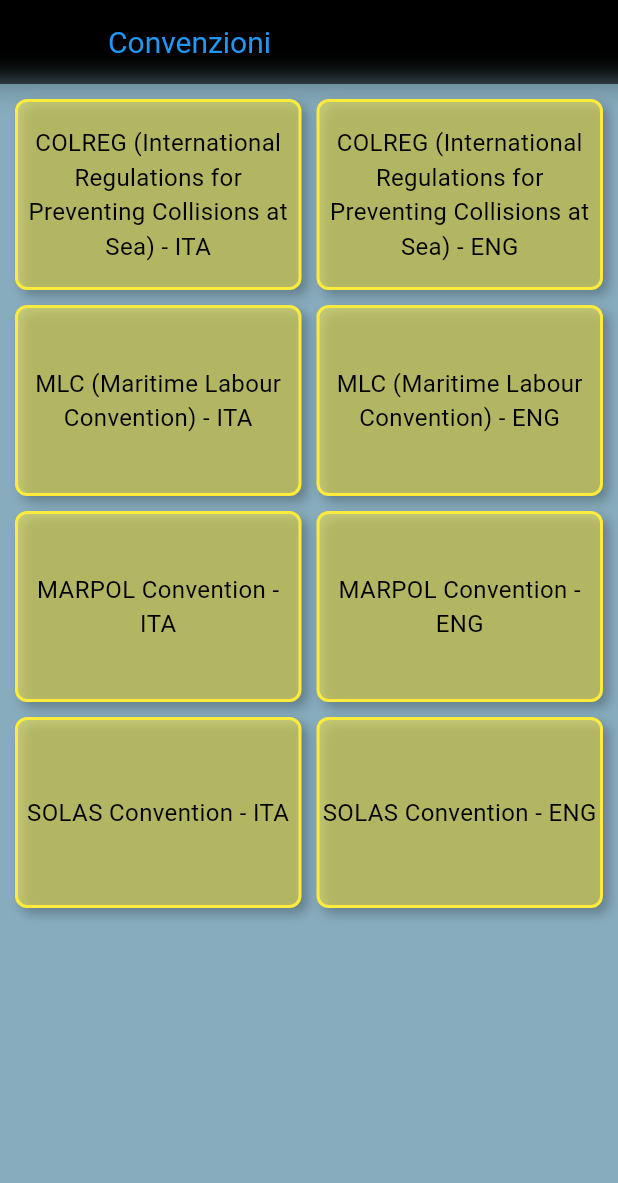
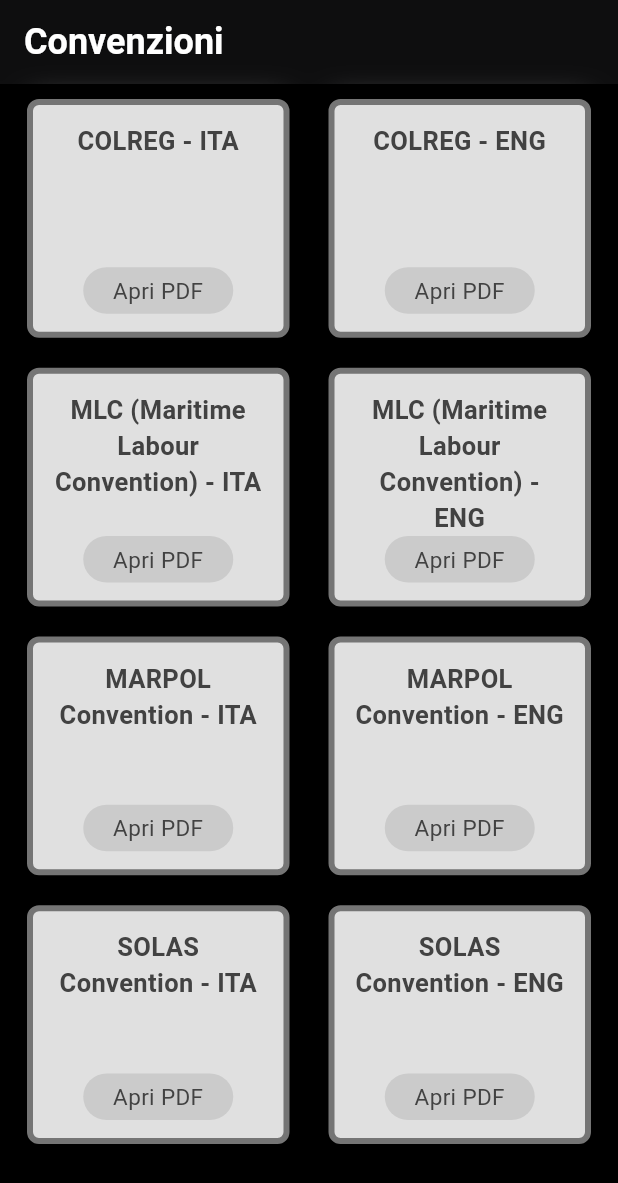
Before and after one commit to Aldosimone99/iSail, a Flutter app: the DocumentsScreen screen opened by its route, on a phone screen of 412 x 824 dp. Shown: the top 1183 px of the screen. Run offline on Flutter 3.47's test engine with Material 3 defaults, Android fonts, the phone set to English and light mode, and no system bars; our stand-ins replace shared_preferences; missing offline and left inert: flutter_pdfview; accounts and stored records are empty; Roboto replaces fonts that are missing (SF Pro).

Commit message:
layout updated for documents

```diff
--- a/lib/main.dart
+++ b/lib/main.dart
@@ -34,7 +34,7 @@ class MyApp extends StatelessWidget {
           return CircularProgressIndicator();
         } else {
           return MaterialApp(
-            title: 'iSail',
+            title: 'SailSafe',
             theme: ThemeData(
               brightness: Brightness.dark,
               scaffoldBackgroundColor: Color(0xFF000000), // Change background color to OLED black
--- a/lib/screens/add_course_screen.dart
+++ b/lib/screens/add_course_screen.dart
@@ -102,7 +102,7 @@ class _AddCourseScreenState extends State<AddCourseScreen> {
     return Scaffold(
       backgroundColor: Colors.black, // Sfondo nero OLED
       appBar: AppBar(
-        automaticallyImplyLeading: false,
+        automaticallyImplyLeading: false, // Remove the back arrow
         backgroundColor: Colors.transparent, // Set AppBar background color to transparent
         elevation: 0,
         flexibleSpace: ClipRect(
--- a/lib/screens/documents_screen.dart
+++ b/lib/screens/documents_screen.dart
@@ -8,8 +8,8 @@ class DocumentsScreen extends StatelessWidget {
   Future<List<Map<String, String>>> _loadPdfFiles() async {
     // List the PDF files you have added to your project with custom names
     return [
-      {'path': 'assets/documents/document1.pdf', 'name': 'COLREG (International Regulations for Preventing Collisions at Sea) - ITA'},
-      {'path': 'assets/documents/document2.pdf', 'name': 'COLREG (International Regulations for Preventing Collisions at Sea) - ENG'},
+      {'path': 'assets/documents/document1.pdf', 'name': 'COLREG - ITA'},
+      {'path': 'assets/documents/document2.pdf', 'name': 'COLREG - ENG'},
       {'path': 'assets/documents/document3.pdf', 'name': 'MLC (Maritime Labour Convention) - ITA'},
       {'path': 'assets/documents/document4.pdf', 'name': 'MLC (Maritime Labour Convention) - ENG'},
       {'path': 'assets/documents/document5.pdf', 'name': 'MARPOL Convention - ITA'},
@@ -23,25 +23,26 @@ class DocumentsScreen extends StatelessWidget {
   Widget build(BuildContext context) {
     return Scaffold(
       appBar: AppBar(
-        title: Text('Convenzioni'),
-        backgroundColor: const Color.fromARGB(0, 255, 255, 255), // Make the AppBar transparent
-        elevation: 0, // Remove the AppBar shadow
-      ),
-      body: Stack(
-        children: [
-          // Light blue blur background
-          Container(
-            decoration: BoxDecoration(
-              color: Color(0xFFB3E5FC).withAlpha(128), // Light blue color with alpha
-            ),
+        automaticallyImplyLeading: false, // Remove the back arrow
+        backgroundColor: Colors.transparent, // Set AppBar background color to transparent
+        elevation: 0, // Remove AppBar shadow
+        flexibleSpace: ClipRect(
           child: BackdropFilter(
-              filter: ImageFilter.blur(sigmaX: 10, sigmaY: 10),
+            filter: ImageFilter.blur(sigmaX: 10.0, sigmaY: 10.0), // Apply blur effect
             child: Container(
-                color: Color(0xFFB3E5FC).withAlpha(128), // Light blue color with alpha
+              color: Color(0xFF1C1C1E).withOpacity(0.5), // Set semi-transparent background color
             ),
           ),
         ),
-          FutureBuilder<List<Map<String, String>>>(
+        title: Align(
+          alignment: Alignment.centerLeft, // Align the title text to the left
+          child: Text(
+            'Convenzioni',
+            style: TextStyle(fontSize: 24, color: Colors.white, fontWeight: FontWeight.bold), // Increase the font size, set color to white, and make bold
+          ),
+        ),
+      ),
+      body: FutureBuilder<List<Map<String, String>>>(
         future: _loadPdfFiles(),
         builder: (context, snapshot) {
           if (snapshot.connectionState == ConnectionState.waiting) {
@@ -55,9 +56,9 @@ class DocumentsScreen extends StatelessWidget {
             return GridView.builder(
               gridDelegate: SliverGridDelegateWithFixedCrossAxisCount(
                 crossAxisCount: 2, // Two boxes per row
-                    childAspectRatio: 3 / 2, // Adjust the aspect ratio as needed
-                    crossAxisSpacing: 10,
-                    mainAxisSpacing: 10,
+                crossAxisSpacing: 10.0, // Increase horizontal spacing between cards
+                mainAxisSpacing: 20.0, // Increase vertical spacing between cards
+                childAspectRatio: 1.2, // Adjust the aspect ratio to match course boxes
               ),
               padding: EdgeInsets.all(10),
               itemCount: pdfFiles.length,
@@ -78,10 +79,11 @@ class DocumentsScreen extends StatelessWidget {
                     );
                   },
                   child: Container(
+                    margin: const EdgeInsets.symmetric(horizontal: 8.0), // Add some horizontal margins
                     decoration: BoxDecoration(
-                          color: const Color.fromARGB(129, 255, 235, 59), // Yellow background color
+                      color: Colors.grey[300], // Light gray background color
                       borderRadius: BorderRadius.circular(8),
-                          border: Border.all(color: Colors.yellow, width: 2), // Yellow border
+                      border: Border.all(color: Colors.grey[600]!, width: 4), // Increase border thickness
                       boxShadow: [
                         BoxShadow(
                           color: Colors.black26, // Darker shadow color
@@ -90,11 +92,41 @@ class DocumentsScreen extends StatelessWidget {
                         ),
                       ],
                     ),
-                        child: Center(
+                    child: Padding(
+                      padding: const EdgeInsets.all(12.0), // Slightly increase padding
+                      child: Column(
+                        mainAxisAlignment: MainAxisAlignment.center, // Center the text vertically
+                        children: [
+                          Text(
+                            pdfName,
+                            style: TextStyle(
+                              fontSize: 17,
+                              fontWeight: FontWeight.bold,
+                              color: Colors.grey[800], // Set text color to dark gray
+                            ),
+                            textAlign: TextAlign.center, // Center the text horizontally
+                            overflow: TextOverflow.visible, // Ensure the text is fully readable
+                          ),
+                          Spacer(), // Push the text to the bottom
+                          Center(
+                            child: Container(
+                              padding: EdgeInsets.symmetric(horizontal: 10, vertical: 5), // Slightly increase padding
+                              decoration: BoxDecoration(
+                                color: Colors.grey[600]!.withAlpha(50), // Light gray background color
+                                borderRadius: BorderRadius.circular(20),
+                              ),
+                              constraints: BoxConstraints(minWidth: 100), // Allow the pill to expand freely
                               child: Text(
-                            pdfName,
+                                'Apri PDF',
+                                style: TextStyle(
+                                  fontSize: 15,
+                                  color: Colors.grey[800], // Set text color to dark gray
+                                ),
                                 textAlign: TextAlign.center,
-                            style: TextStyle(fontSize: 16, color: Colors.black), // Set text color to black
+                              ),
+                            ),
+                          ),
+                        ],
                       ),
                     ),
                   ),
@@ -104,8 +136,6 @@ class DocumentsScreen extends StatelessWidget {
           }
         },
       ),
-        ],
-      ),
     );
   }
 }
--- a/lib/screens/welcome_screen.dart
+++ b/lib/screens/welcome_screen.dart
@@ -27,7 +27,7 @@ class _WelcomeScreenState extends State<WelcomeScreen> {
     return Scaffold(
       appBar: AppBar(
         backgroundColor: Colors.black, // Make the AppBar black (OLED)
-        title: Text('Benvenuto su iSail'),
+        title: Text('Benvenuto su SailSafe'),
       ),
       body: Padding(
         padding: const EdgeInsets.all(16.0),
@@ -35,7 +35,7 @@ class _WelcomeScreenState extends State<WelcomeScreen> {
           mainAxisAlignment: MainAxisAlignment.center,
           children: <Widget>[
             Text(
-              'Benvenuto su iSail, inserisci il tuo nome per continuare',
+              'Benvenuto su SailSafe, inserisci il tuo nome per continuare',
               style: TextStyle(fontSize: 18, color: Colors.white),
               textAlign: TextAlign.center,
             ),
```
Lines whose indentation alone changed are shown as unchanged.
